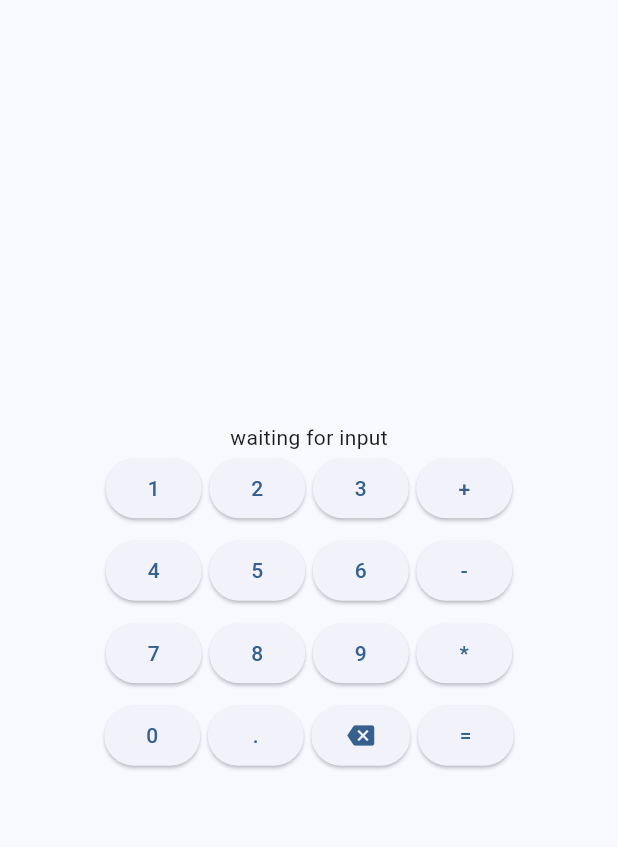
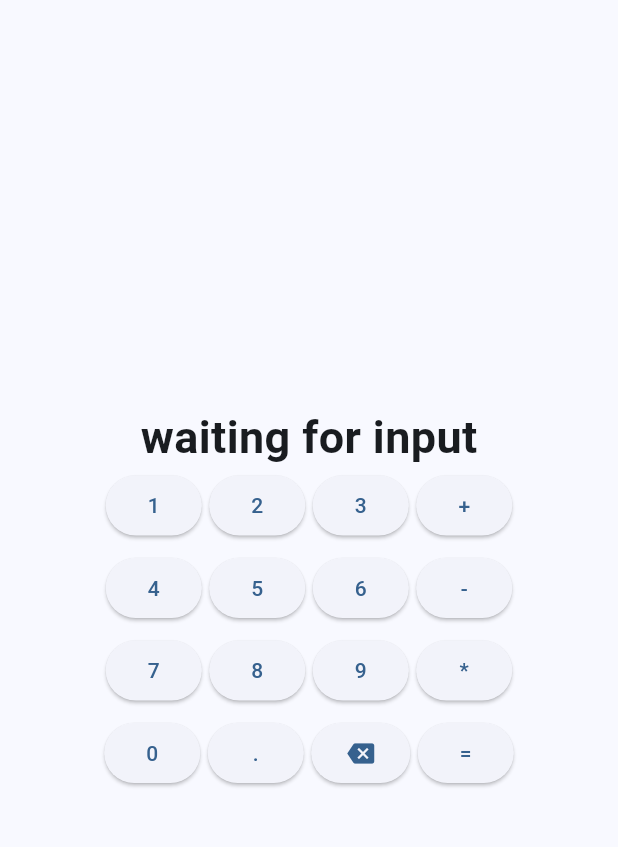
Before and after one commit to chessitay/flutter_calc, a Flutter app: the screen it shows after launch, on a phone screen of 412 x 824 dp, the part 63-910 px from its top. Run offline on Flutter 3.47's test engine with Material 3 defaults, Android fonts, the phone set to English and light mode, and no system bars.

Commit message:
better text style for the displayText

```diff
--- a/lib/main.dart
+++ b/lib/main.dart
@@ -83,7 +83,10 @@ class _MyHomePageState extends State<MyHomePage> {
         child: Column(
           mainAxisAlignment: MainAxisAlignment.center,
           children: [
-            Text(displayText),
+            Text(
+              displayText,
+              style: TextStyle(fontSize: 30, fontWeight: FontWeight.bold),
+            ),
             Row(
               mainAxisSize: MainAxisSize.min,
               children: [
```
